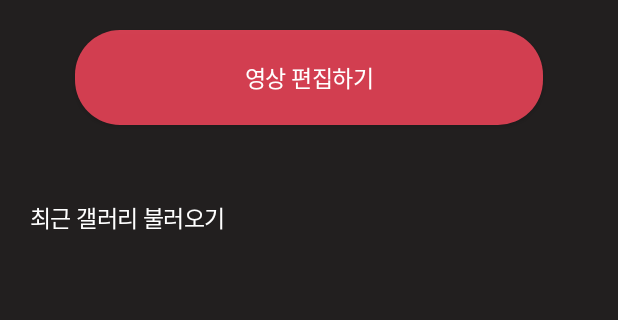
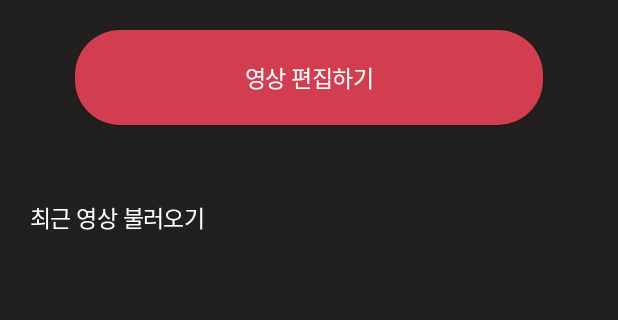
Before and after one commit to 23graduationProject/VitLog-Android, an Android app: the HomeFragment screen opened directly, with no data from a screen before it, on a phone screen of 412 x 824 dp, the part 360-680 px from its top. Run offline under Robolectric (Android 15) with nearby library versions, the phone set to English and light mode, and no system bars; our stand-ins replace Dagger/Hilt's generated code, data binding.

Commit message:
[mod] 문자열 변경

```diff
--- a/app/src/main/res/layout/fragment_home.xml
+++ b/app/src/main/res/layout/fragment_home.xml
@@ -52,7 +52,7 @@
             android:id="@+id/tv_home_gallery"
             android:layout_width="wrap_content"
             android:layout_height="wrap_content"
-            android:text="최근 갤러리 불러오기"
+            android:text="최근 영상 불러오기"
             android:textColor="@color/white"
             android:textAppearance="@style/TextAppearance.VitLog.Content_m_15"
             android:layout_marginStart="20dp"
```
